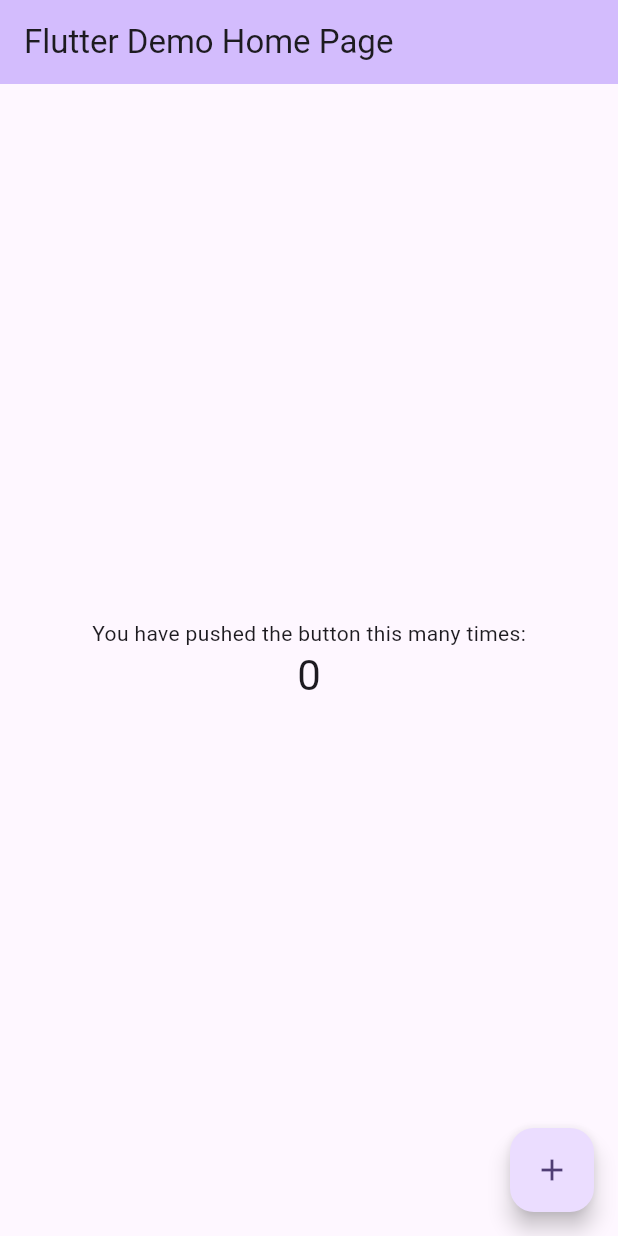
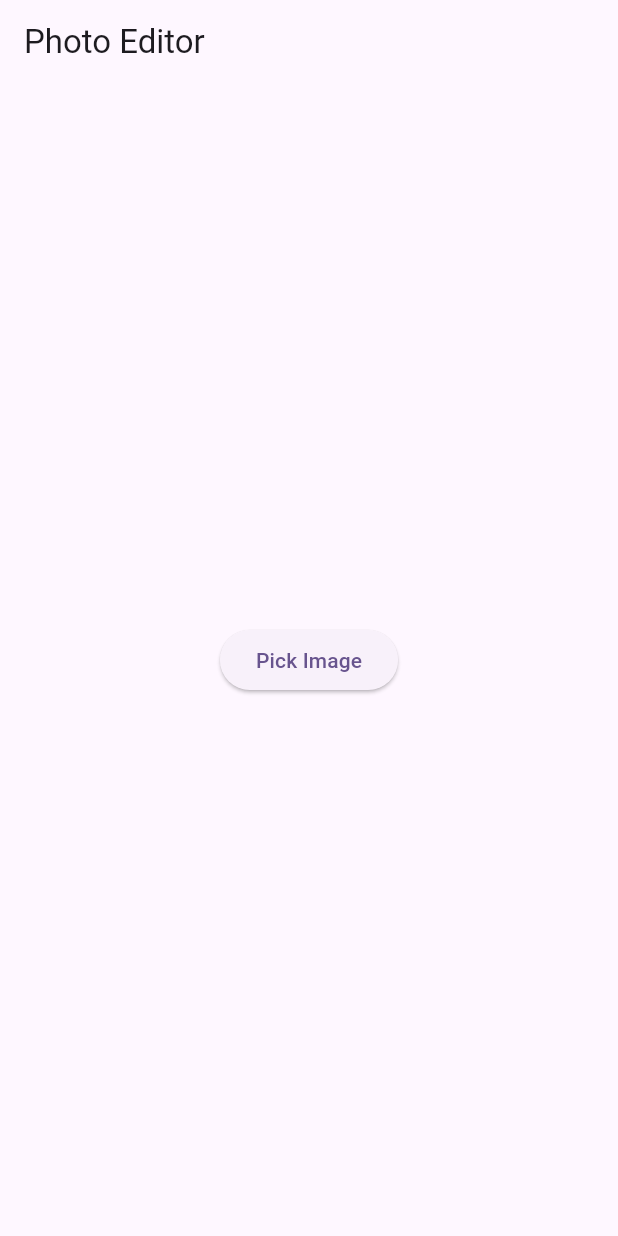
Before and after one commit to robeery/mood-edit, a Flutter app: the screen it shows after launch, on a phone screen of 412 x 824 dp. Run offline on Flutter 3.47's test engine with Material 3 defaults, Android fonts, the phone set to English and light mode, and no system bars; our stand-ins replace image_picker.

Commit message:
image picker first steps

```diff
--- a/lib/main.dart
+++ b/lib/main.dart
@@ -1,4 +1,6 @@
+// lib/main.dart
 import 'package:flutter/material.dart';
+import 'screens/editor_screen.dart';
 
 void main() {
   runApp(const MyApp());
@@ -7,116 +9,15 @@ void main() {
 class MyApp extends StatelessWidget {
   const MyApp({super.key});
 
-  // This widget is the root of your application.
   @override
   Widget build(BuildContext context) {
     return MaterialApp(
-      title: 'Flutter Demo',
+      title: 'Mood Edit',
       theme: ThemeData(
-        // This is the theme of your application.
-        //
-        // TRY THIS: Try running your application with "flutter run". You'll see
-        // the application has a purple toolbar. Then, without quitting the app,
-        // try changing the seedColor in the colorScheme below to Colors.green
-        // and then invoke "hot reload" (save your changes or press the "hot
-        // reload" button in a Flutter-supported IDE, or press "r" if you used
-        // the command line to start the app).
-        //
-        // Notice that the counter didn't reset back to zero; the application
-        // state is not lost during the reload. To reset the state, use hot
-        // restart instead.
-        //
-        // This works for code too, not just values: Most code changes can be
-        // tested with just a hot reload.
         colorScheme: ColorScheme.fromSeed(seedColor: Colors.deepPurple),
+        useMaterial3: true,
       ),
-      home: const MyHomePage(title: 'Flutter Demo Home Page'),
+      home: const EditorScreen(),
     );
   }
 }
-
-class MyHomePage extends StatefulWidget {
-  const MyHomePage({super.key, required this.title});
-
-  // This widget is the home page of your application. It is stateful, meaning
-  // that it has a State object (defined below) that contains fields that affect
-  // how it looks.
-
-  // This class is the configuration for the state. It holds the values (in this
-  // case the title) provided by the parent (in this case the App widget) and
-  // used by the build method of the State. Fields in a Widget subclass are
-  // always marked "final".
-
-  final String title;
-
-  @override
-  State<MyHomePage> createState() => _MyHomePageState();
-}
-
-class _MyHomePageState extends State<MyHomePage> {
-  int _counter = 0;
-
-  void _incrementCounter() {
-    setState(() {
-      // This call to setState tells the Flutter framework that something has
-      // changed in this State, which causes it to rerun the build method below
-      // so that the display can reflect the updated values. If we changed
-      // _counter without calling setState(), then the build method would not be
-      // called again, and so nothing would appear to happen.
-      _counter++;
-    });
-  }
-
-  @override
-  Widget build(BuildContext context) {
-    // This method is rerun every time setState is called, for instance as done
-    // by the _incrementCounter method above.
-    //
-    // The Flutter framework has been optimized to make rerunning build methods
-    // fast, so that you can just rebuild anything that needs updating rather
-    // than having to individually change instances of widgets.
-    return Scaffold(
-      appBar: AppBar(
-        // TRY THIS: Try changing the color here to a specific color (to
-        // Colors.amber, perhaps?) and trigger a hot reload to see the AppBar
-        // change color while the other colors stay the same.
-        backgroundColor: Theme.of(context).colorScheme.inversePrimary,
-        // Here we take the value from the MyHomePage object that was created by
-        // the App.build method, and use it to set our appbar title.
-        title: Text(widget.title),
-      ),
-      body: Center(
-        // Center is a layout widget. It takes a single child and positions it
-        // in the middle of the parent.
-        child: Column(
-          // Column is also a layout widget. It takes a list of children and
-          // arranges them vertically. By default, it sizes itself to fit its
-          // children horizontally, and tries to be as tall as its parent.
-          //
-          // Column has various properties to control how it sizes itself and
-          // how it positions its children. Here we use mainAxisAlignment to
-          // center the children vertically; the main axis here is the vertical
-          // axis because Columns are vertical (the cross axis would be
-          // horizontal).
-          //
-          // TRY THIS: Invoke "debug painting" (choose the "Toggle Debug Paint"
-          // action in the IDE, or press "p" in the console), to see the
-          // wireframe for each widget.
-          mainAxisAlignment: MainAxisAlignment.center,
-          children: <Widget>[
-            const Text('You have pushed the button this many times:'),
-            Text(
-              '$_counter',
-              style: Theme.of(context).textTheme.headlineMedium,
-            ),
-          ],
-        ),
-      ),
-      floatingActionButton: FloatingActionButton(
-        onPressed: _incrementCounter,
-        tooltip: 'Increment',
-        child: const Icon(Icons.add),
-      ), // This trailing comma makes auto-formatting nicer for build methods.
-    );
-  }
-}
--- /dev/null
+++ b/lib/screens/editor_screen.dart
@@ -0,0 +1,63 @@
+// lib/screens/editor_screen.dart
+import 'dart:io';
+import 'package:flutter/material.dart';
+import 'package:image_picker/image_picker.dart';
+
+class EditorScreen extends StatefulWidget {
+  const EditorScreen({super.key});
+
+  @override
+  State<EditorScreen> createState() => _EditorScreenState();
+}
+
+class _EditorScreenState extends State<EditorScreen> {
+  File? _imageFile;
+  final ImagePicker _picker = ImagePicker();
+
+  Future<void> _pickImage() async {
+    final XFile? pickedFile = await _picker.pickImage(
+      source: ImageSource.gallery,
+    );
+
+    if (pickedFile != null) {
+      setState(() {
+        _imageFile = File(pickedFile.path);
+      });
+    }
+  }
+
+  @override
+  Widget build(BuildContext context) {
+    return Scaffold(
+      appBar: AppBar(
+        title: const Text('Photo Editor'),
+      ),
+      body: Center(
+        child: _imageFile == null
+            ? ElevatedButton(
+                onPressed: _pickImage,
+                child: const Text('Pick Image'),
+              )
+            : Column(
+                mainAxisAlignment: MainAxisAlignment.center,
+                children: [
+                  Expanded(
+                    child: Image.file(
+                      _imageFile!,
+                      fit: BoxFit.contain,
+                      //might have to think on fit later
+                    ),
+                  ),
+                  Padding(
+                    padding: const EdgeInsets.all(16.0),
+                    child: ElevatedButton(
+                      onPressed: _pickImage,
+                      child: const Text('Change Image'),
+                    ),
+                  ),
+                ],
+              ),
+      ),
+    );
+  }
+}
--- a/pubspec.yaml
+++ b/pubspec.yaml
@@ -34,6 +34,7 @@ dependencies:
   # The following adds the Cupertino Icons font to your application.
   # Use with the CupertinoIcons class for iOS style icons.
   cupertino_icons: ^1.0.8
+  image_picker: ^1.2.1
 
 dev_dependencies:
   flutter_test:
```
Also changed, not shown: pubspec.lock, 5 other files.
